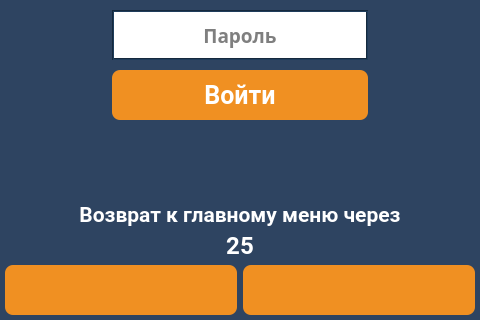
Before: the Qt Designer form client/GUI/ui/screen_3_authorization.ui in komrade2801/AutoSklad, drawn with Qt 5; both pictures show x 0 to 480 and y 480 to 800 of the 480 by 800 pixel window.
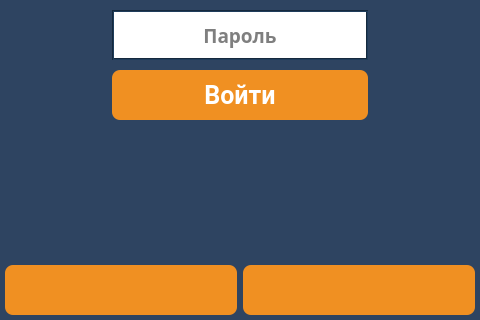
After: the same form once the commit is applied. Icons and pictures are not drawn. Custom widgets are drawn as their Qt base class.

The edit to the form file:
```diff
--- a/client/GUI/ui/screen_3_authorization.ui
+++ b/client/GUI/ui/screen_3_authorization.ui
@@ -53,328 +53,6 @@
 	border-radius: 0px;
 }</string>
   </property>
-  <widget class="QLabel" name="lbl_timeout_back">
-   <property name="geometry">
-    <rect>
-     <x>50</x>
-     <y>710</y>
-     <width>380</width>
-     <height>30</height>
-    </rect>
-   </property>
-   <property name="palette">
-    <palette>
-     <active>
-      <colorrole role="WindowText">
-       <brush brushstyle="SolidPattern">
-        <color alpha="255">
-         <red>255</red>
-         <green>255</green>
-         <blue>255</blue>
-        </color>
-       </brush>
-      </colorrole>
-      <colorrole role="Button">
-       <brush brushstyle="LinearGradientPattern">
-        <gradient startx="0.000000000000000" starty="0.000000000000000" endx="1.000000000000000" endy="0.000000000000000" type="LinearGradient" spread="PadSpread" coordinatemode="ObjectBoundingMode">
-         <gradientstop position="0.000000000000000">
-          <color alpha="0">
-           <red>0</red>
-           <green>0</green>
-           <blue>0</blue>
-          </color>
-         </gradientstop>
-         <gradientstop position="1.000000000000000">
-          <color alpha="0">
-           <red>255</red>
-           <green>255</green>
-           <blue>255</blue>
-          </color>
-         </gradientstop>
-        </gradient>
-       </brush>
-      </colorrole>
-      <colorrole role="Text">
-       <brush brushstyle="SolidPattern">
-        <color alpha="255">
-         <red>255</red>
-         <green>255</green>
-         <blue>255</blue>
-        </color>
-       </brush>
-      </colorrole>
-      <colorrole role="ButtonText">
-       <brush brushstyle="SolidPattern">
-        <color alpha="255">
-         <red>255</red>
-         <green>255</green>
-         <blue>255</blue>
-        </color>
-       </brush>
-      </colorrole>
-      <colorrole role="Base">
-       <brush brushstyle="LinearGradientPattern">
-        <gradient startx="0.000000000000000" starty="0.000000000000000" endx="1.000000000000000" endy="0.000000000000000" type="LinearGradient" spread="PadSpread" coordinatemode="ObjectBoundingMode">
-         <gradientstop position="0.000000000000000">
-          <color alpha="0">
-           <red>0</red>
-           <green>0</green>
-           <blue>0</blue>
-          </color>
-         </gradientstop>
-         <gradientstop position="1.000000000000000">
-          <color alpha="0">
-           <red>255</red>
-           <green>255</green>
-           <blue>255</blue>
-          </color>
-         </gradientstop>
-        </gradient>
-       </brush>
-      </colorrole>
-      <colorrole role="Window">
-       <brush brushstyle="LinearGradientPattern">
-        <gradient startx="0.000000000000000" starty="0.000000000000000" endx="1.000000000000000" endy="0.000000000000000" type="LinearGradient" spread="PadSpread" coordinatemode="ObjectBoundingMode">
-         <gradientstop position="0.000000000000000">
-          <color alpha="0">
-           <red>0</red>
-           <green>0</green>
-           <blue>0</blue>
-          </color>
-         </gradientstop>
-         <gradientstop position="1.000000000000000">
-          <color alpha="0">
-           <red>255</red>
-           <green>255</green>
-           <blue>255</blue>
-          </color>
-         </gradientstop>
-        </gradient>
-       </brush>
-      </colorrole>
-      <colorrole role="PlaceholderText">
-       <brush brushstyle="NoBrush">
-        <color alpha="128">
-         <red>255</red>
-         <green>255</green>
-         <blue>255</blue>
-        </color>
-       </brush>
-      </colorrole>
-     </active>
-     <inactive>
-      <colorrole role="WindowText">
-       <brush brushstyle="SolidPattern">
-        <color alpha="255">
-         <red>255</red>
-         <green>255</green>
-         <blue>255</blue>
-        </color>
-       </brush>
-      </colorrole>
-      <colorrole role="Button">
-       <brush brushstyle="LinearGradientPattern">
-        <gradient startx="0.000000000000000" starty="0.000000000000000" endx="1.000000000000000" endy="0.000000000000000" type="LinearGradient" spread="PadSpread" coordinatemode="ObjectBoundingMode">
-         <gradientstop position="0.000000000000000">
-          <color alpha="0">
-           <red>0</red>
-           <green>0</green>
-           <blue>0</blue>
-          </color>
-         </gradientstop>
-         <gradientstop position="1.000000000000000">
-          <color alpha="0">
-           <red>255</red>
-           <green>255</green>
-           <blue>255</blue>
-          </color>
-         </gradientstop>
-        </gradient>
-       </brush>
-      </colorrole>
-      <colorrole role="Text">
-       <brush brushstyle="SolidPattern">
-        <color alpha="255">
-         <red>255</red>
-         <green>255</green>
-         <blue>255</blue>
-        </color>
-       </brush>
-      </colorrole>
-      <colorrole role="ButtonText">
-       <brush brushstyle="SolidPattern">
-        <color alpha="255">
-         <red>255</red>
-         <green>255</green>
-         <blue>255</blue>
-        </color>
-       </brush>
-      </colorrole>
-      <colorrole role="Base">
-       <brush brushstyle="LinearGradientPattern">
-        <gradient startx="0.000000000000000" starty="0.000000000000000" endx="1.000000000000000" endy="0.000000000000000" type="LinearGradient" spread="PadSpread" coordinatemode="ObjectBoundingMode">
-         <gradientstop position="0.000000000000000">
-          <color alpha="0">
-           <red>0</red>
-           <green>0</green>
-           <blue>0</blue>
-          </color>
-         </gradientstop>
-         <gradientstop position="1.000000000000000">
-          <color alpha="0">
-           <red>255</red>
-           <green>255</green>
-           <blue>255</blue>
-          </color>
-         </gradientstop>
-        </gradient>
-       </brush>
-      </colorrole>
-      <colorrole role="Window">
-       <brush brushstyle="LinearGradientPattern">
-        <gradient startx="0.000000000000000" starty="0.000000000000000" endx="1.000000000000000" endy="0.000000000000000" type="LinearGradient" spread="PadSpread" coordinatemode="ObjectBoundingMode">
-         <gradientstop position="0.000000000000000">
-          <color alpha="0">
-           <red>0</red>
-           <green>0</green>
-           <blue>0</blue>
-          </color>
-         </gradientstop>
-         <gradientstop position="1.000000000000000">
-          <color alpha="0">
-           <red>255</red>
-           <green>255</green>
-           <blue>255</blue>
-          </color>
-         </gradientstop>
-        </gradient>
-       </brush>
-      </colorrole>
-      <colorrole role="PlaceholderText">
-       <brush brushstyle="NoBrush">
-        <color alpha="128">
-         <red>255</red>
-         <green>255</green>
-         <blue>255</blue>
-        </color>
-       </brush>
-      </colorrole>
-     </inactive>
-     <disabled>
-      <colorrole role="WindowText">
-       <brush brushstyle="SolidPattern">
-        <color alpha="255">
-         <red>255</red>
-         <green>255</green>
-         <blue>255</blue>
-        </color>
-       </brush>
-      </colorrole>
-      <colorrole role="Button">
-       <brush brushstyle="LinearGradientPattern">
-        <gradient startx="0.000000000000000" starty="0.000000000000000" endx="1.000000000000000" endy="0.000000000000000" type="LinearGradient" spread="PadSpread" coordinatemode="ObjectBoundingMode">
-         <gradientstop position="0.000000000000000">
-          <color alpha="0">
-           <red>0</red>
-           <green>0</green>
-           <blue>0</blue>
-          </color>
-         </gradientstop>
-         <gradientstop position="1.000000000000000">
-          <color alpha="0">
-           <red>255</red>
-           <green>255</green>
-           <blue>255</blue>
-          </color>
-         </gradientstop>
-        </gradient>
-       </brush>
-      </colorrole>
-      <colorrole role="Text">
-       <brush brushstyle="SolidPattern">
-        <color alpha="255">
-         <red>255</red>
-         <green>255</green>
-         <blue>255</blue>
-        </color>
-       </brush>
-      </colorrole>
-      <colorrole role="ButtonText">
-       <brush brushstyle="SolidPattern">
-        <color alpha="255">
-         <red>255</red>
-         <green>255</green>
-         <blue>255</blue>
-        </color>
-       </brush>
-      </colorrole>
-      <colorrole role="Base">
-       <brush brushstyle="LinearGradientPattern">
-        <gradient startx="0.000000000000000" starty="0.000000000000000" endx="1.000000000000000" endy="0.000000000000000" type="LinearGradient" spread="PadSpread" coordinatemode="ObjectBoundingMode">
-         <gradientstop position="0.000000000000000">
-          <color alpha="0">
-           <red>0</red>
-           <green>0</green>
-           <blue>0</blue>
-          </color>
-         </gradientstop>
-         <gradientstop position="1.000000000000000">
-          <color alpha="0">
-           <red>255</red>
-           <green>255</green>
-           <blue>255</blue>
-          </color>
-         </gradientstop>
-        </gradient>
-       </brush>
-      </colorrole>
-      <colorrole role="Window">
-       <brush brushstyle="LinearGradientPattern">
-        <gradient startx="0.000000000000000" starty="0.000000000000000" endx="1.000000000000000" endy="0.000000000000000" type="LinearGradient" spread="PadSpread" coordinatemode="ObjectBoundingMode">
-         <gradientstop position="0.000000000000000">
-          <color alpha="0">
-           <red>0</red>
-           <green>0</green>
-           <blue>0</blue>
-          </color>
-         </gradientstop>
-         <gradientstop position="1.000000000000000">
-          <color alpha="0">
-           <red>255</red>
-           <green>255</green>
-           <blue>255</blue>
-          </color>
-         </gradientstop>
-        </gradient>
-       </brush>
-      </colorrole>
-      <colorrole role="PlaceholderText">
-       <brush brushstyle="NoBrush">
-        <color alpha="128">
-         <red>255</red>
-         <green>255</green>
-         <blue>255</blue>
-        </color>
-       </brush>
-      </colorrole>
-     </disabled>
-    </palette>
-   </property>
-   <property name="font">
-    <font>
-     <family>Roboto</family>
-     <pointsize>18</pointsize>
-     <weight>75</weight>
-     <bold>true</bold>
-    </font>
-   </property>
-   <property name="text">
-    <string>25</string>
-   </property>
-   <property name="alignment">
-    <set>Qt::AlignCenter</set>
-   </property>
-  </widget>
   <widget class="MyLineEdit" name="edit_psw">
    <property name="geometry">
     <rect>
@@ -1125,328 +803,6 @@
     </size>
    </property>
   </widget>
-  <widget class="QLabel" name="label_info_1">
-   <property name="geometry">
-    <rect>
-     <x>50</x>
-     <y>680</y>
-     <width>380</width>
-     <height>30</height>
-    </rect>
-   </property>
-   <property name="palette">
-    <palette>
-     <active>
-      <colorrole role="WindowText">
-       <brush brushstyle="SolidPattern">
-        <color alpha="255">
-         <red>255</red>
-         <green>255</green>
-         <blue>255</blue>
-        </color>
-       </brush>
-      </colorrole>
-      <colorrole role="Button">
-       <brush brushstyle="LinearGradientPattern">
-        <gradient startx="0.000000000000000" starty="0.000000000000000" endx="1.000000000000000" endy="0.000000000000000" type="LinearGradient" spread="PadSpread" coordinatemode="ObjectBoundingMode">
-         <gradientstop position="0.000000000000000">
-          <color alpha="0">
-           <red>0</red>
-           <green>0</green>
-           <blue>0</blue>
-          </color>
-         </gradientstop>
-         <gradientstop position="1.000000000000000">
-          <color alpha="0">
-           <red>255</red>
-           <green>255</green>
-           <blue>255</blue>
-          </color>
-         </gradientstop>
-        </gradient>
-       </brush>
-      </colorrole>
-      <colorrole role="Text">
-       <brush brushstyle="SolidPattern">
-        <color alpha="255">
-         <red>255</red>
-         <green>255</green>
-         <blue>255</blue>
-        </color>
-       </brush>
-      </colorrole>
-      <colorrole role="ButtonText">
-       <brush brushstyle="SolidPattern">
-        <color alpha="255">
-         <red>255</red>
-         <green>255</green>
-         <blue>255</blue>
-        </color>
-       </brush>
-      </colorrole>
-      <colorrole role="Base">
-       <brush brushstyle="LinearGradientPattern">
-        <gradient startx="0.000000000000000" starty="0.000000000000000" endx="1.000000000000000" endy="0.000000000000000" type="LinearGradient" spread="PadSpread" coordinatemode="ObjectBoundingMode">
-         <gradientstop position="0.000000000000000">
-          <color alpha="0">
-           <red>0</red>
-           <green>0</green>
-           <blue>0</blue>
-          </color>
-         </gradientstop>
-         <gradientstop position="1.000000000000000">
-          <color alpha="0">
-           <red>255</red>
-           <green>255</green>
-           <blue>255</blue>
-          </color>
-         </gradientstop>
-        </gradient>
-       </brush>
-      </colorrole>
-      <colorrole role="Window">
-       <brush brushstyle="LinearGradientPattern">
-        <gradient startx="0.000000000000000" starty="0.000000000000000" endx="1.000000000000000" endy="0.000000000000000" type="LinearGradient" spread="PadSpread" coordinatemode="ObjectBoundingMode">
-         <gradientstop position="0.000000000000000">
-          <color alpha="0">
-           <red>0</red>
-           <green>0</green>
-           <blue>0</blue>
-          </color>
-         </gradientstop>
-         <gradientstop position="1.000000000000000">
-          <color alpha="0">
-           <red>255</red>
-           <green>255</green>
-           <blue>255</blue>
-          </color>
-         </gradientstop>
-        </gradient>
-       </brush>
-      </colorrole>
-      <colorrole role="PlaceholderText">
-       <brush brushstyle="NoBrush">
-        <color alpha="128">
-         <red>255</red>
-         <green>255</green>
-         <blue>255</blue>
-        </color>
-       </brush>
-      </colorrole>
-     </active>
-     <inactive>
-      <colorrole role="WindowText">
-       <brush brushstyle="SolidPattern">
-        <color alpha="255">
-         <red>255</red>
-         <green>255</green>
-         <blue>255</blue>
-        </color>
-       </brush>
-      </colorrole>
-      <colorrole role="Button">
-       <brush brushstyle="LinearGradientPattern">
-        <gradient startx="0.000000000000000" starty="0.000000000000000" endx="1.000000000000000" endy="0.000000000000000" type="LinearGradient" spread="PadSpread" coordinatemode="ObjectBoundingMode">
-         <gradientstop position="0.000000000000000">
-          <color alpha="0">
-           <red>0</red>
-           <green>0</green>
-           <blue>0</blue>
-          </color>
-         </gradientstop>
-         <gradientstop position="1.000000000000000">
-          <color alpha="0">
-           <red>255</red>
-           <green>255</green>
-           <blue>255</blue>
-          </color>
-         </gradientstop>
-        </gradient>
-       </brush>
-      </colorrole>
-      <colorrole role="Text">
-       <brush brushstyle="SolidPattern">
-        <color alpha="255">
-         <red>255</red>
-         <green>255</green>
-         <blue>255</blue>
-        </color>
-       </brush>
-      </colorrole>
-      <colorrole role="ButtonText">
-       <brush brushstyle="SolidPattern">
-        <color alpha="255">
-         <red>255</red>
-         <green>255</green>
-         <blue>255</blue>
-        </color>
-       </brush>
-      </colorrole>
-      <colorrole role="Base">
-       <brush brushstyle="LinearGradientPattern">
-        <gradient startx="0.000000000000000" starty="0.000000000000000" endx="1.000000000000000" endy="0.000000000000000" type="LinearGradient" spread="PadSpread" coordinatemode="ObjectBoundingMode">
-         <gradientstop position="0.000000000000000">
-          <color alpha="0">
-           <red>0</red>
-           <green>0</green>
-           <blue>0</blue>
-          </color>
-         </gradientstop>
-         <gradientstop position="1.000000000000000">
-          <color alpha="0">
-           <red>255</red>
-           <green>255</green>
-           <blue>255</blue>
-          </color>
-         </gradientstop>
-        </gradient>
-       </brush>
-      </colorrole>
-      <colorrole role="Window">
-       <brush brushstyle="LinearGradientPattern">
-        <gradient startx="0.000000000000000" starty="0.000000000000000" endx="1.000000000000000" endy="0.000000000000000" type="LinearGradient" spread="PadSpread" coordinatemode="ObjectBoundingMode">
-         <gradientstop position="0.000000000000000">
-          <color alpha="0">
-           <red>0</red>
-           <green>0</green>
-           <blue>0</blue>
-          </color>
-         </gradientstop>
-         <gradientstop position="1.000000000000000">
-          <color alpha="0">
-           <red>255</red>
-           <green>255</green>
-           <blue>255</blue>
-          </color>
-         </gradientstop>
-        </gradient>
-       </brush>
-      </colorrole>
-      <colorrole role="PlaceholderText">
-       <brush brushstyle="NoBrush">
-        <color alpha="128">
-         <red>255</red>
-         <green>255</green>
-         <blue>255</blue>
-        </color>
-       </brush>
-      </colorrole>
-     </inactive>
-     <disabled>
-      <colorrole role="WindowText">
-       <brush brushstyle="SolidPattern">
-        <color alpha="255">
-         <red>255</red>
-         <green>255</green>
-         <blue>255</blue>
-        </color>
-       </brush>
-      </colorrole>
-      <colorrole role="Button">
-       <brush brushstyle="LinearGradientPattern">
-        <gradient startx="0.000000000000000" starty="0.000000000000000" endx="1.000000000000000" endy="0.000000000000000" type="LinearGradient" spread="PadSpread" coordinatemode="ObjectBoundingMode">
-         <gradientstop position="0.000000000000000">
-          <color alpha="0">
-           <red>0</red>
-           <green>0</green>
-           <blue>0</blue>
-          </color>
-         </gradientstop>
-         <gradientstop position="1.000000000000000">
-          <color alpha="0">
-           <red>255</red>
-           <green>255</green>
-           <blue>255</blue>
-          </color>
-         </gradientstop>
-        </gradient>
-       </brush>
-      </colorrole>
-      <colorrole role="Text">
-       <brush brushstyle="SolidPattern">
-        <color alpha="255">
-         <red>255</red>
-         <green>255</green>
-         <blue>255</blue>
-        </color>
-       </brush>
-      </colorrole>
-      <colorrole role="ButtonText">
-       <brush brushstyle="SolidPattern">
-        <color alpha="255">
-         <red>255</red>
-         <green>255</green>
-         <blue>255</blue>
-        </color>
-       </brush>
-      </colorrole>
-      <colorrole role="Base">
-       <brush brushstyle="LinearGradientPattern">
-        <gradient startx="0.000000000000000" starty="0.000000000000000" endx="1.000000000000000" endy="0.000000000000000" type="LinearGradient" spread="PadSpread" coordinatemode="ObjectBoundingMode">
-         <gradientstop position="0.000000000000000">
-          <color alpha="0">
-           <red>0</red>
-           <green>0</green>
-           <blue>0</blue>
-          </color>
-         </gradientstop>
-         <gradientstop position="1.000000000000000">
-          <color alpha="0">
-           <red>255</red>
-           <green>255</green>
-           <blue>255</blue>
-          </color>
-         </gradientstop>
-        </gradient>
-       </brush>
-      </colorrole>
-      <colorrole role="Window">
-       <brush brushstyle="LinearGradientPattern">
-        <gradient startx="0.000000000000000" starty="0.000000000000000" endx="1.000000000000000" endy="0.000000000000000" type="LinearGradient" spread="PadSpread" coordinatemode="ObjectBoundingMode">
-         <gradientstop position="0.000000000000000">
-          <color alpha="0">
-           <red>0</red>
-           <green>0</green>
-           <blue>0</blue>
-          </color>
-         </gradientstop>
-         <gradientstop position="1.000000000000000">
-          <color alpha="0">
-           <red>255</red>
-           <green>255</green>
-           <blue>255</blue>
-          </color>
-         </gradientstop>
-        </gradient>
-       </brush>
-      </colorrole>
-      <colorrole role="PlaceholderText">
-       <brush brushstyle="NoBrush">
-        <color alpha="128">
-         <red>255</red>
-         <green>255</green>
-         <blue>255</blue>
-        </color>
-       </brush>
-      </colorrole>
-     </disabled>
-    </palette>
-   </property>
-   <property name="font">
-    <font>
-     <family>Roboto</family>
-     <pointsize>16</pointsize>
-     <weight>75</weight>
-     <bold>true</bold>
-    </font>
-   </property>
-   <property name="text">
-    <string>Возврат к главному меню через</string>
-   </property>
-   <property name="alignment">
-    <set>Qt::AlignCenter</set>
-   </property>
-  </widget>
   <widget class="MyLineEdit" name="edit_login">
    <property name="geometry">
     <rect>
```
Left out of the diff: 16 changed lines with no effect on the pictures.
